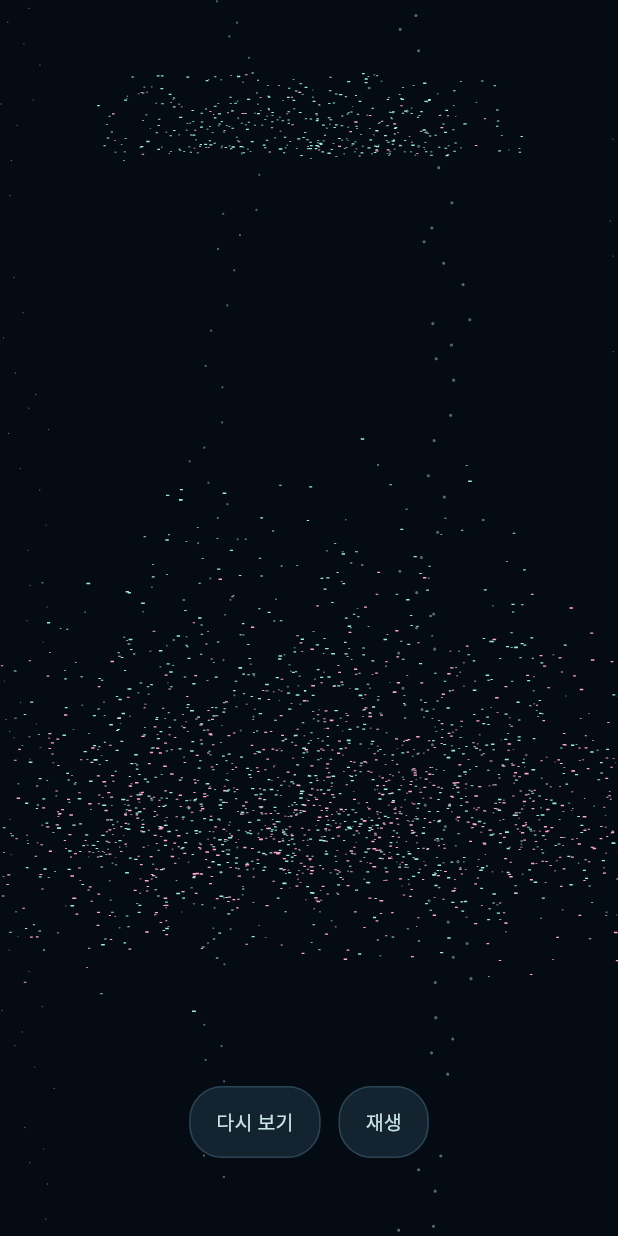
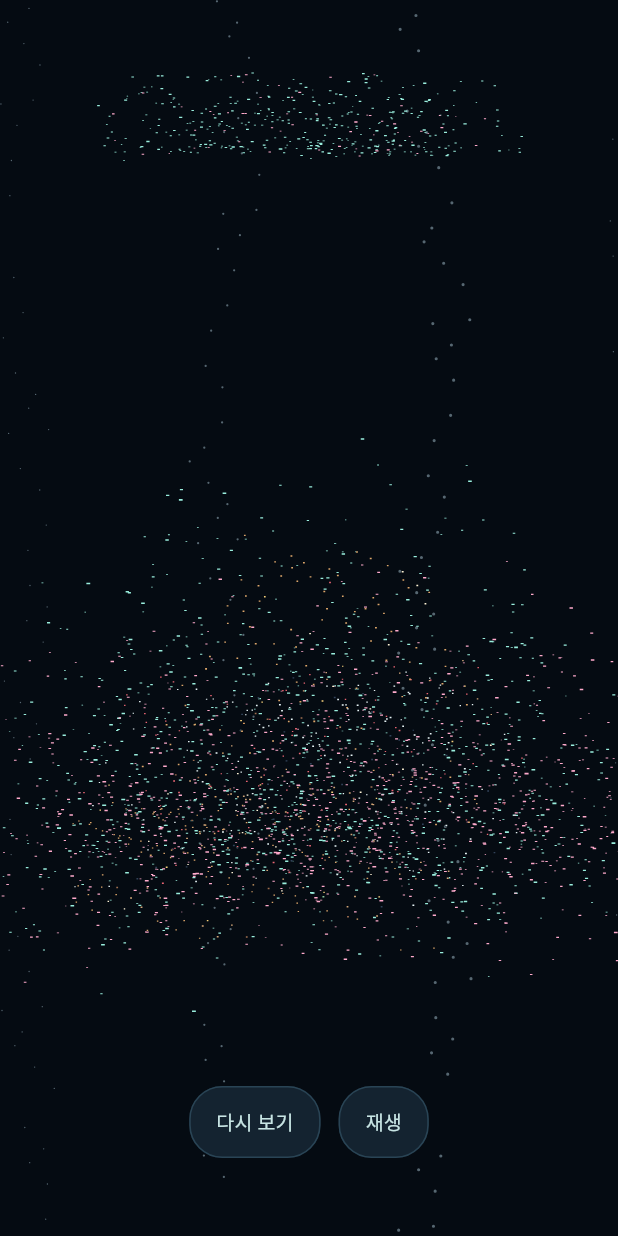
Before and after one commit to Jiyeon-Kang/D-day-display, a Flutter app: the screen it shows after launch, after a tap on "일시정지", on a phone screen of 412 x 824 dp. Run offline on Flutter 3.47's test engine with Material 3 defaults, Android fonts, the phone set to English and light mode, and no system bars.

Commit message:
feat: decorate trees with five kinds of particle ornaments

```diff
--- a/lib/particle_forest.dart
+++ b/lib/particle_forest.dart
@@ -3,6 +3,7 @@ import 'dart:math' as math;
 import 'package:flutter/foundation.dart';
 import 'package:flutter/rendering.dart';
 
+import 'christmas_ornament.dart';
 import 'tree_season.dart';
 
 const _centerTreeColor = Color(0xff99eedd);
@@ -40,6 +41,7 @@ class ParticleForestPainter extends CustomPainter {
     required this.time,
     this.season = const TreeSeason(),
   })  : _particles = _makeParticles(),
+        _ornaments = _makeOrnaments(),
         _paints = (season.useClassicColors ? _classicColors : _colors)
             .map((color) => Paint()..color = color)
             .toList(),
@@ -48,7 +50,21 @@ class ParticleForestPainter extends CustomPainter {
   final ValueListenable<double> time;
   final TreeSeason season;
   final List<_Particle> _particles;
+  final List<_Ornament> _ornaments;
   final List<Paint> _paints;
+  final _ornamentPaints = [
+    for (final opacity in [0.30, 0.62, 1.0])
+      for (final color in christmasOrnamentColors)
+        Paint()..color = color.withOpacity(opacity),
+  ];
+  final _ornamentGapPaints = [
+    for (final opacity in [0.15, 0.45, 0.85])
+      Paint()..color = const Color(0xff050b12).withOpacity(opacity),
+  ];
+  final _hookPaints = [
+    for (final opacity in [0.30, 0.62, 1.0])
+      Paint()..color = const Color(0xfff4cf79).withOpacity(opacity),
+  ];
   final _starPaint = Paint()..color = const Color(0xfff4cf79);
   final _starGlow = Paint()
     ..color = const Color(0x55f4cf79)
@@ -105,16 +121,79 @@ class ParticleForestPainter extends CustomPainter {
     for (var i = 0; i < paths.length; i++) {
       canvas.drawPath(paths[i], _paints[i]);
     }
-    _drawDecorations(canvas, size, t, scale, baseY);
+    _drawDecorations(canvas, size, t, scale, baseY, cos, sin);
   }
 
-  void _drawDecorations(
-      Canvas canvas, Size size, double t, double scale, double baseY) {
-    if (!season.showStar) return;
+  void _drawDecorations(Canvas canvas, Size size, double t, double scale,
+      double baseY, double cos, double sin) {
+    if (season.ornamentCount == 0 && !season.showStar) return;
+    final paths = List.generate(_ornamentPaints.length, (_) => Path());
+    final gaps = List.generate(3, (_) => Path());
+    final hooks = List.generate(3, (_) => Path());
     final screenScale = math.min(1.2, scale / (393 * 1.14));
-    final star = _starPath(size, t, scale, baseY, screenScale);
-    canvas.drawPath(star, _starGlow);
-    canvas.drawPath(star, _starPaint);
+    final count = math.min(season.ornamentCount, _ornaments.length);
+    for (var index = 0; index < count; index++) {
+      final ornament = _ornaments[index];
+      final tree = _trees[ornament.tree];
+      final localX = ornament.x - tree.x;
+      final localZ = ornament.z - tree.z;
+      final viewZ = localX * sin + localZ * cos;
+      final rx = tree.x + localX * cos - localZ * sin;
+      final rz = tree.z + viewZ;
+      final perspective = 6 / (6 + rz);
+      final center = Offset(size.width / 2 + rx * scale * perspective,
+          baseY + ((ornament.y + 0.5) * perspective - 0.5) * scale);
+      final depth = count <= 6
+          ? 2
+          : viewZ > 0.025
+              ? 0
+              : viewZ < -0.025
+                  ? 2
+                  : 1;
+      final sprite = getChristmasOrnamentSprite(ornament.kind);
+      final pitch =
+          1.32 * (ornament.tree == 0 ? 1 : 0.86) * screenScale * perspective;
+      // Upright motifs remain recognizable as their branch positions rotate.
+      for (var dot = 0; dot < sprite.dots.length + 3; dot++) {
+        final isHook = dot >= sprite.dots.length;
+        final cell = isHook ? null : sprite.dots[dot];
+        final offset = isHook
+            ? Offset(0, -sprite.height / 2 - (dot - sprite.dots.length) * 0.8)
+            : Offset(cell!.x, cell.y);
+        final key = index * 521 + dot;
+        final mix =
+            _smooth((t - (key * 43 % 101) / 100 * 0.65) / _formationDuration);
+        final start = Offset(size.width * (0.05 + (key * 0.61803398875 % 0.9)),
+            size.height * (0.86 + key * 0.041421356 % 0.08));
+        final point = Offset.lerp(start, center + offset * pitch, mix)! -
+            Offset(0, math.sin(mix * math.pi) * size.height * 0.1);
+        final pulse = 0.94 + math.sin(t * 2.8 + key * 1.7) * 0.06;
+        final rect = Rect.fromCenter(
+            center: point, width: pitch * pulse, height: pitch * pulse * 0.80);
+        if (isHook) {
+          hooks[depth].addRect(rect);
+        } else {
+          // A slim silhouette-shaped dark gap separates icing, faces and tree
+          // particles without adding a badge around each hanging decoration.
+          gaps[depth].addRect(rect.inflate(pitch * 0.22));
+          paths[depth * christmasOrnamentColors.length + cell!.color]
+              .addRect(rect);
+        }
+      }
+    }
+    for (var depth = 0; depth < 3; depth++) {
+      canvas.drawPath(gaps[depth], _ornamentGapPaints[depth]);
+      canvas.drawPath(hooks[depth], _hookPaints[depth]);
+      for (var color = 0; color < christmasOrnamentColors.length; color++) {
+        final index = depth * christmasOrnamentColors.length + color;
+        canvas.drawPath(paths[index], _ornamentPaints[index]);
+      }
+    }
+    if (season.showStar) {
+      final star = _starPath(size, t, scale, baseY, screenScale);
+      canvas.drawPath(star, _starGlow);
+      canvas.drawPath(star, _starPaint);
+    }
   }
 
   Path _starPath(
@@ -248,3 +327,52 @@ class _Particle {
   final double size;
   final int color;
 }
+
+List<_Ornament> _makeOrnaments() {
+  const order = [0, 1, 0, 2];
+  const mainRows = [1, 2, 2, 3, 3, 4, 4];
+  const sideRows = [1, 1, 2, 2, 3];
+  final nextSlot = [0, 0, 0];
+  return List.generate(37, (index) {
+    final treeIndex = order[index % order.length];
+    final tree = _trees[treeIndex];
+    final ordinal = nextSlot[treeIndex]++;
+    final rows = treeIndex == 0 ? mainRows : sideRows;
+    // Spread additions over fixed branch tiers. Slot order is independent of
+    // the selected day, so existing motifs never shuffle as new ones appear.
+    var slot = treeIndex == 0 ? ordinal * 7 % 19 : ordinal * 4 % 9;
+    var row = 0;
+    while (slot >= rows[row]) {
+      slot -= rows[row++];
+    }
+    final height = treeIndex == 0 ? 0.28 + row * 0.10 : 0.34 + row * 0.14;
+    final angle = slot * math.pi * 2 / rows[row] + row * 0.71 + treeIndex * 1.1;
+    final radius = tree.r *
+        height *
+        (0.78 + 0.22 * math.cos(height * 38)) *
+        (treeIndex == 0 ? 0.80 : 0.92);
+    return _Ornament(
+      tree: treeIndex,
+      x: tree.x + math.cos(angle) * radius,
+      y: -tree.h + height * tree.h,
+      z: tree.z + math.sin(angle) * radius,
+      kind: ChristmasOrnamentKind
+          .values[index % ChristmasOrnamentKind.values.length],
+    );
+  }, growable: false);
+}
+
+class _Ornament {
+  const _Ornament(
+      {required this.tree,
+      required this.x,
+      required this.y,
+      required this.z,
+      required this.kind});
+
+  final int tree;
+  final double x;
+  final double y;
+  final double z;
+  final ChristmasOrnamentKind kind;
+}
```
Also changed, not shown: lib/christmas_ornament.dart (added, +170 -0 lines), 2 other files.
